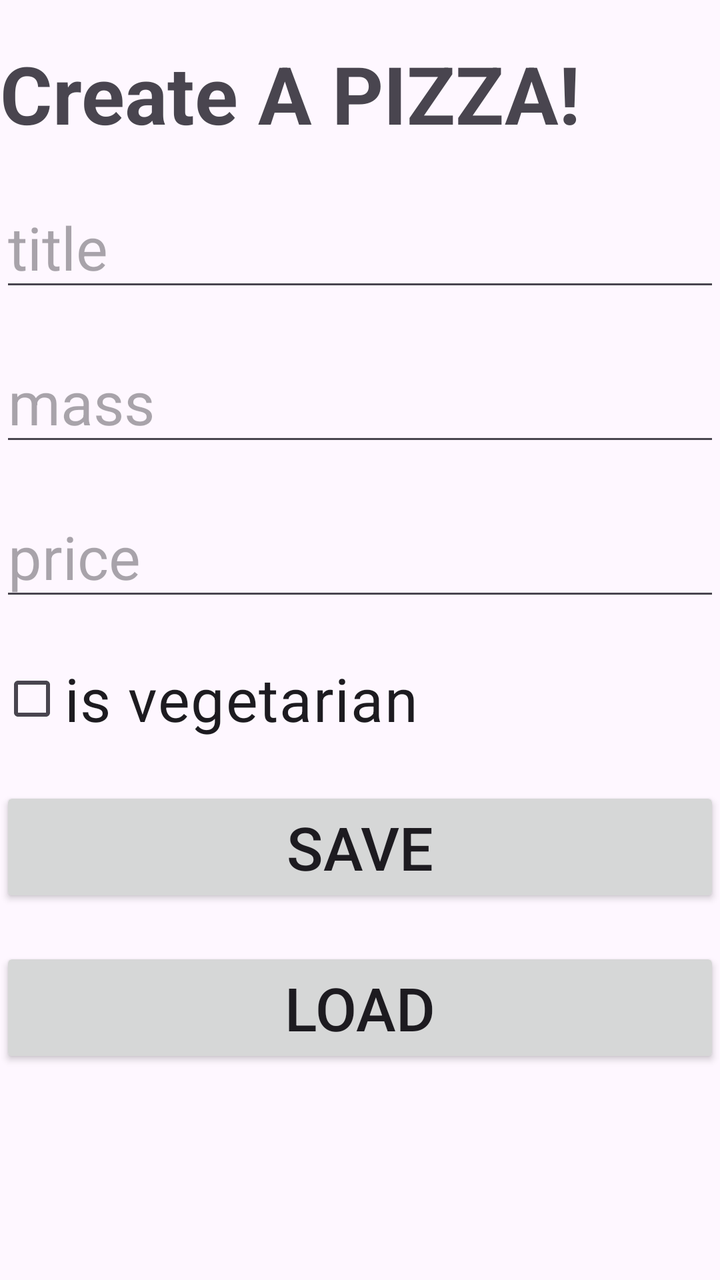
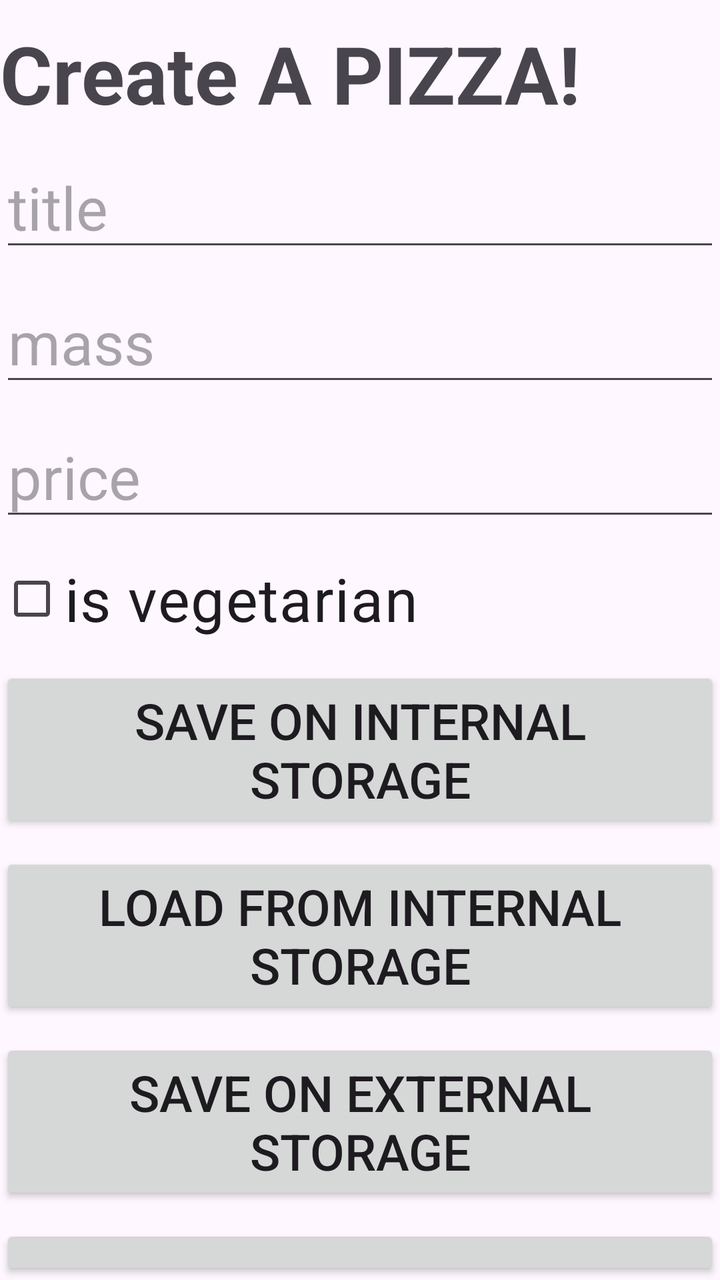

An Android layout rendered at two revisions. The XML below is the earlier revision; the diff shows what the commit changed to produce the second picture.
<!-- AndroidManifest.xml: application theme Theme.DZ5AndroidFileSystem -->
<!-- res/layout/activity_main.xml -->
<?xml version="1.0" encoding="utf-8"?>
<LinearLayout xmlns:android="http://schemas.android.com/apk/res/android"
    xmlns:app="http://schemas.android.com/apk/res-auto"
    xmlns:tools="http://schemas.android.com/tools"
    android:id="@+id/main"
    android:layout_width="match_parent"
    android:layout_height="match_parent"
    tools:context=".MainActivity"
    android:orientation="vertical">

    <TextView
        android:layout_width="match_parent"
        android:layout_height="wrap_content"
        android:text="@string/head_name"
        android:textSize="40sp"
        android:textAlignment="center"
        android:textStyle="bold"
        android:layout_marginTop="20sp"/>

    <EditText
        android:id="@+id/titleTextEdit"
        android:layout_width="match_parent"
        android:layout_height="wrap_content"
        android:hint="@string/hint_title_text_edit"
        android:textSize="30sp"
        android:layout_marginTop="20sp"/>

    <EditText
        android:id="@+id/massTextEdit"
        android:layout_width="match_parent"
        android:layout_height="wrap_content"
        android:hint="@string/hint_mass_text_edit"
        android:textSize="30sp"
        android:layout_marginTop="20sp"/>

    <EditText
        android:id="@+id/priceTextEdit"
        android:layout_width="match_parent"
        android:layout_height="wrap_content"
        android:hint="@string/hint_price_text_edit"
        android:textSize="30sp"
        android:layout_marginTop="20sp"/>

    <CheckBox
        android:layout_width="match_parent"
        android:layout_height="wrap_content"
        android:text="@string/is_vegetarian_check_box"
        android:textSize="30sp"
        android:id="@+id/isVegitarianCheckBox"
        android:onClick="isVegitarianCheckBoxOnClicked"
        android:layout_marginTop="20sp"/>

    <Button
        android:layout_width="match_parent"
        android:layout_height="wrap_content"
        android:text="@string/save_button"
        android:textSize="30sp"
        android:id="@+id/saveButton"
        android:onClick="saveButtonOnClick"
        android:layout_marginTop="20sp"/>

    <Button
        android:layout_width="match_parent"
        android:layout_height="wrap_content"
        android:text="@string/load_button"
        android:textSize="30sp"
        android:id="@+id/loadButton"
        android:onClick="loadButtonOnClick"
        android:layout_marginTop="20sp"/>

</LinearLayout>
<!-- resources referenced by this layout -->
<resources>
  <string name="head_name">Create A PIZZA!</string>
  <string name="hint_mass_text_edit">mass</string>
  <string name="hint_price_text_edit">price</string>
  <string name="hint_title_text_edit">title</string>
  <string name="is_vegetarian_check_box">is vegetarian</string>
  <string name="load_button">Load</string>
  <string name="save_button">Save</string>
  <style name="Theme.DZ5AndroidFileSystem" parent="Base.Theme.DZ5AndroidFileSystem" />
  <style name="Base.Theme.DZ5AndroidFileSystem" parent="Theme.Material3.DayNight.NoActionBar">
          
          
      </style>
</resources>

<!-- the commit's change to res/layout/activity_main.xml (unified diff, before → after) -->
@@ -15,31 +15,31 @@
         android:textSize="40sp"
         android:textAlignment="center"
         android:textStyle="bold"
-        android:layout_marginTop="20sp"/>
+        android:layout_marginTop="10sp"/>
 
     <EditText
-        android:id="@+id/titleTextEdit"
+        android:id="@+id/titleEditText"
         android:layout_width="match_parent"
         android:layout_height="wrap_content"
         android:hint="@string/hint_title_text_edit"
         android:textSize="30sp"
-        android:layout_marginTop="20sp"/>
+        android:layout_marginTop="10sp"/>
 
     <EditText
-        android:id="@+id/massTextEdit"
+        android:id="@+id/massEditText"
         android:layout_width="match_parent"
         android:layout_height="wrap_content"
         android:hint="@string/hint_mass_text_edit"
         android:textSize="30sp"
-        android:layout_marginTop="20sp"/>
+        android:layout_marginTop="10sp"/>
 
     <EditText
-        android:id="@+id/priceTextEdit"
+        android:id="@+id/priceEditText"
         android:layout_width="match_parent"
         android:layout_height="wrap_content"
         android:hint="@string/hint_price_text_edit"
         android:textSize="30sp"
-        android:layout_marginTop="20sp"/>
+        android:layout_marginTop="10sp"/>
 
     <CheckBox
         android:layout_width="match_parent"
@@ -47,25 +47,48 @@
         android:text="@string/is_vegetarian_check_box"
         android:textSize="30sp"
         android:id="@+id/isVegitarianCheckBox"
-        android:onClick="isVegitarianCheckBoxOnClicked"
-        android:layout_marginTop="20sp"/>
+        android:layout_marginTop="10sp"/>
+        
+
 
     <Button
         android:layout_width="match_parent"
         android:layout_height="wrap_content"
-        android:text="@string/save_button"
-        android:textSize="30sp"
-        android:id="@+id/saveButton"
-        android:onClick="saveButtonOnClick"
-        android:layout_marginTop="20sp"/>
+        android:text="@string/save_button_to_internal"
+        android:textSize="25sp"
+        android:onClick="saveButtonToInternalStorageOnClick"
+        android:layout_marginTop="10sp"/>
 
     <Button
         android:layout_width="match_parent"
         android:layout_height="wrap_content"
-        android:text="@string/load_button"
-        android:textSize="30sp"
-        android:id="@+id/loadButton"
-        android:onClick="loadButtonOnClick"
-        android:layout_marginTop="20sp"/>
+        android:text="@string/load_button_from_internal"
+        android:textSize="25sp"
+        android:onClick="loadButtonFromInternalStorageOnClick"
+        android:layout_marginTop="10sp"/>
+
+    <Button
+        android:layout_width="match_parent"
+        android:layout_height="wrap_content"
+        android:text="@string/save_button_to_external"
+        android:textSize="25sp"
+        android:onClick="saveButtonToExternalStorageOnClick"
+        android:layout_marginTop="10sp"/>
+
+    <Button
+        android:layout_width="match_parent"
+        android:layout_height="wrap_content"
+        android:text="@string/load_button_from_external"
+        android:textSize="25sp"
+        android:onClick="loadButtonFromExternalStorageOnClick"
+        android:layout_marginTop="10sp"/>
+
+    <Button
+        android:layout_width="match_parent"
+        android:layout_height="wrap_content"
+        android:text="@string/load_from_cache_button"
+        android:textSize="25sp"
+        android:onClick="loadFromCacheOnClick"
+        android:layout_marginTop="10sp"/>
 
 </LinearLayout>
<!-- resource entries referenced after the edit -->
@@ -5,8 +5,11 @@
   <string name="hint_price_text_edit">price</string>
   <string name="hint_title_text_edit">title</string>
   <string name="is_vegetarian_check_box">is vegetarian</string>
-  <string name="load_button">Load</string>
-  <string name="save_button">Save</string>
+  <string name="load_button_from_external">Load From External Storage</string>
+  <string name="load_button_from_internal">Load From Internal Storage</string>
+  <string name="load_from_cache_button">Load From Cache</string>
+  <string name="save_button_to_external">Save On External Storage</string>
+  <string name="save_button_to_internal">Save On Internal Storage</string>
   <style name="Theme.DZ5AndroidFileSystem" parent="Base.Theme.DZ5AndroidFileSystem" />
   <style name="Base.Theme.DZ5AndroidFileSystem" parent="Theme.Material3.DayNight.NoActionBar">
           
